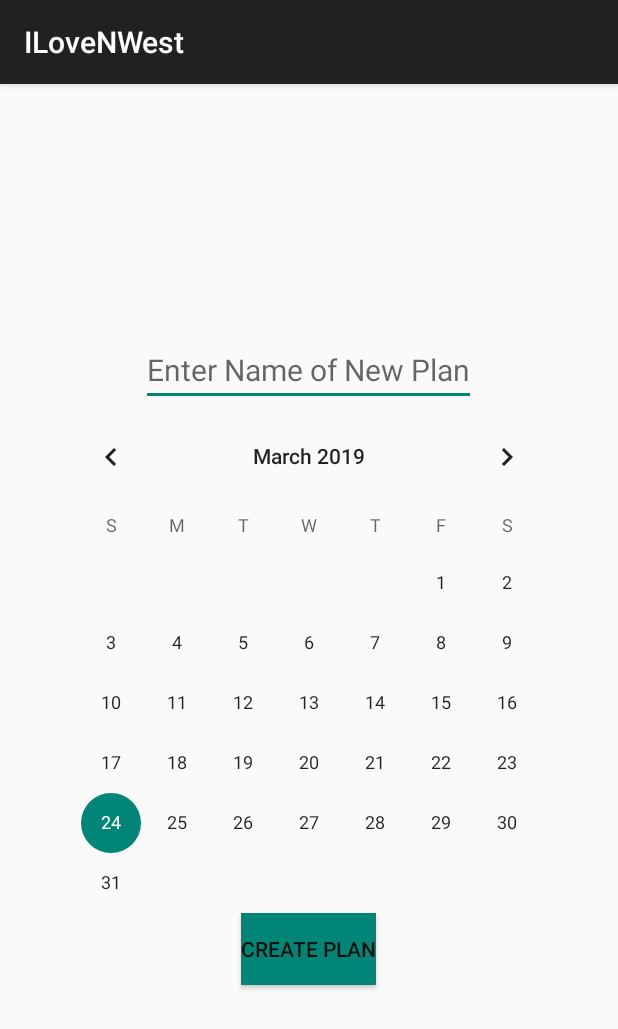
After one commit to Jaleed96/ILoveNWest, an Android app: the CreatePlan screen opened directly, with no data from a screen before it, on a phone screen of 412 x 824 dp. The commit adds this screen. Shown: the top 1029 px of the screen. Run offline under Robolectric (Android 15) with nearby library versions, the phone set to English and light mode, and no system bars.

Commit message:
Implemented CreatePlan activity and modified EditPlan activity:
- 'Create Plan' button now nagivates to CreatePlan activity
- in CreatePlan
    - user will need to input a name a select a date for the new plan
- in EditPlan
    - values from CreatePlan are populated in the view an used for plan creation
    - logic is in place to allow both creation and update of plans from this page
        - pass in plan as a parceableExtra to being updating

```diff
--- /dev/null
+++ b/app/src/main/java/comp3717/bcit/ca/ilovenwest/CreatePlan.java
@@ -0,0 +1,33 @@
+package comp3717.bcit.ca.ilovenwest;
+
+import android.content.Intent;
+import android.support.v7.app.AppCompatActivity;
+import android.os.Bundle;
+import android.view.View;
+import android.widget.CalendarView;
+import android.widget.EditText;
+
+import java.util.Date;
+
+public class CreatePlan extends AppCompatActivity {
+
+    @Override
+    protected void onCreate(Bundle savedInstanceState) {
+        super.onCreate(savedInstanceState);
+        setContentView(R.layout.activity_create_plan);
+    }
+
+    public void onCreatePlan(View view){
+        Intent i = new Intent(this, ChooseActivity.class);
+
+        // Grab Input Values
+        EditText name = findViewById(R.id.planName);
+        CalendarView date = findViewById(R.id.planDate);
+
+        // Set this to be the new current plan values
+        EditPlan.PLAN_NAME = name.getText().toString();
+        EditPlan.PLAN_DATE = new Date(date.getDate());
+
+        startActivity(i);
+    }
+}
--- a/app/src/main/java/comp3717/bcit/ca/ilovenwest/Homepage.java
+++ b/app/src/main/java/comp3717/bcit/ca/ilovenwest/Homepage.java
@@ -14,7 +14,8 @@ public class Homepage extends AppCompatActivity {
     }
 
     public void onClickCreatePlan(View v) {
-        Intent i = new Intent(this, ChooseActivity.class);
+        //Intent i = new Intent(this, ChooseActivity.class);
+        Intent i = new Intent(this, CreatePlan.class);
         startActivity(i);
     }
 
--- /dev/null
+++ b/app/src/main/res/layout/activity_create_plan.xml
@@ -0,0 +1,38 @@
+<?xml version="1.0" encoding="utf-8"?>
+<LinearLayout
+    xmlns:android="http://schemas.android.com/apk/res/android"
+    xmlns:app="http://schemas.android.com/apk/res-auto"
+    xmlns:tools="http://schemas.android.com/tools"
+    android:layout_width="match_parent"
+    android:layout_height="match_parent"
+    android:orientation="vertical"
+    android:layout_centerHorizontal="true"
+    android:layout_centerVertical="true"
+    android:gravity="center"
+    tools:context=".CreatePlan">
+
+    <EditText
+        android:id="@+id/planName"
+        android:layout_width="wrap_content"
+        android:layout_height="wrap_content"
+        android:hint="Enter Name of New Plan"
+        android:textSize="20sp"
+        tools:layout_editor_absoluteX="163dp"
+        tools:layout_editor_absoluteY="28dp" />
+
+    <CalendarView
+        android:id="@+id/planDate"
+        android:layout_width="wrap_content"
+        android:layout_height="wrap_content"
+        tools:layout_editor_absoluteX="20dp"
+        tools:layout_editor_absoluteY="86dp" />
+
+    <Button
+        android:id="@+id/button"
+        android:layout_width="wrap_content"
+        android:layout_height="wrap_content"
+        android:background="@color/colorPrimary"
+        android:text="@string/createPlanBtn"
+        android:onClick="onCreatePlan"/>
+
+</LinearLayout>
--- a/app/src/main/res/layout/activity_edit_plan.xml
+++ b/app/src/main/res/layout/activity_edit_plan.xml
@@ -11,11 +11,11 @@
         android:layout_height="wrap_content"
         android:orientation="horizontal">
 
-        <TextView
-            android:id="@+id/textView"
+        <EditText
+            android:id="@+id/planName"
             android:layout_width="wrap_content"
             android:layout_height="wrap_content"
-            android:text="@string/label_edit_plan_title"
+            android:hint="@string/label_edit_plan_title"
             android:textSize="25sp"
             android:textStyle="bold" />
 
```
Also changed, not shown: app/src/main/AndroidManifest.xml (+4 -4 lines), app/src/main/java/comp3717/bcit/ca/ilovenwest/EditPlan.java (+51 -11 lines), app/src/main/java/comp3717/bcit/ca/ilovenwest/Plan.java (+46 -5 lines).
